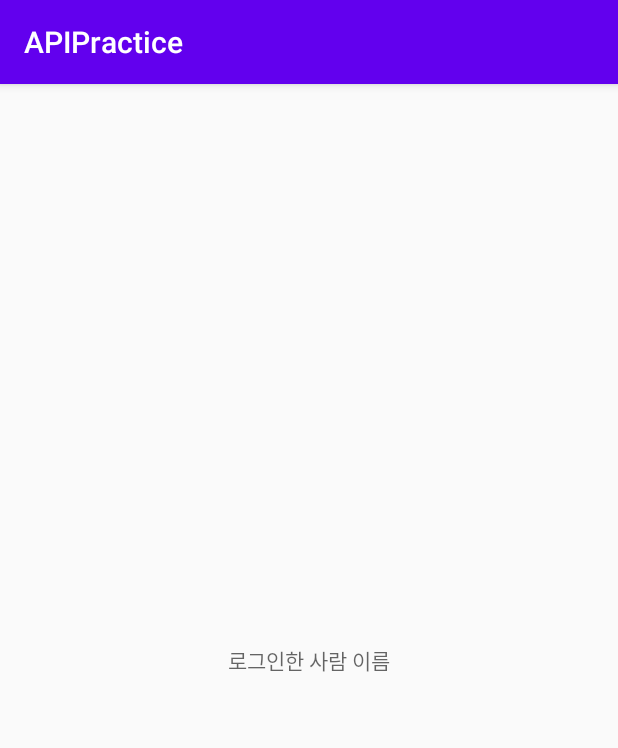
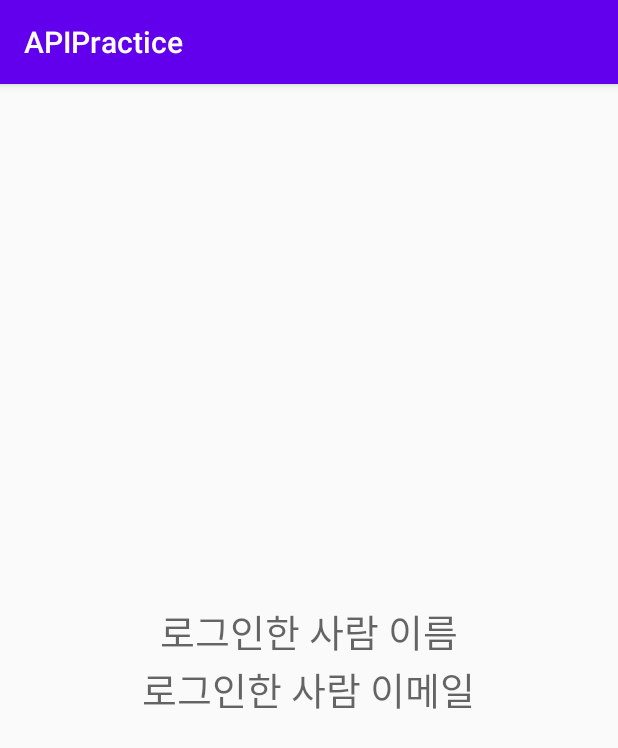
Before and after one commit to mykim76/APIPractice, an Android app: the MainActivity screen opened directly, with no data from a screen before it, on a phone screen of 412 x 824 dp. Shown: the top 748 px of the screen. Run offline under Robolectric (Android 15) with nearby library versions, the phone set to English and light mode, and no system bars.

```diff
--- a/app/src/main/res/layout/activity_main.xml
+++ b/app/src/main/res/layout/activity_main.xml
@@ -12,7 +12,15 @@
         android:id="@+id/txtUserNickName"
         android:layout_width="wrap_content"
         android:layout_height="wrap_content"
+        android:textSize="25dp"
         android:hint="로그인한 사람 이름"/>
+
+    <TextView
+        android:id="@+id/txtUserEmail"
+        android:layout_width="wrap_content"
+        android:layout_height="wrap_content"
+        android:textSize="25dp"
+        android:hint="로그인한 사람 이메일"/>
 
 
 </LinearLayout>
```
Also changed, not shown: app/src/main/java/com/example/apipractice/MainActivity.kt (+8 -2 lines), app/src/main/java/com/example/apipractice/datas/User.kt (added, +24 -0 lines).
